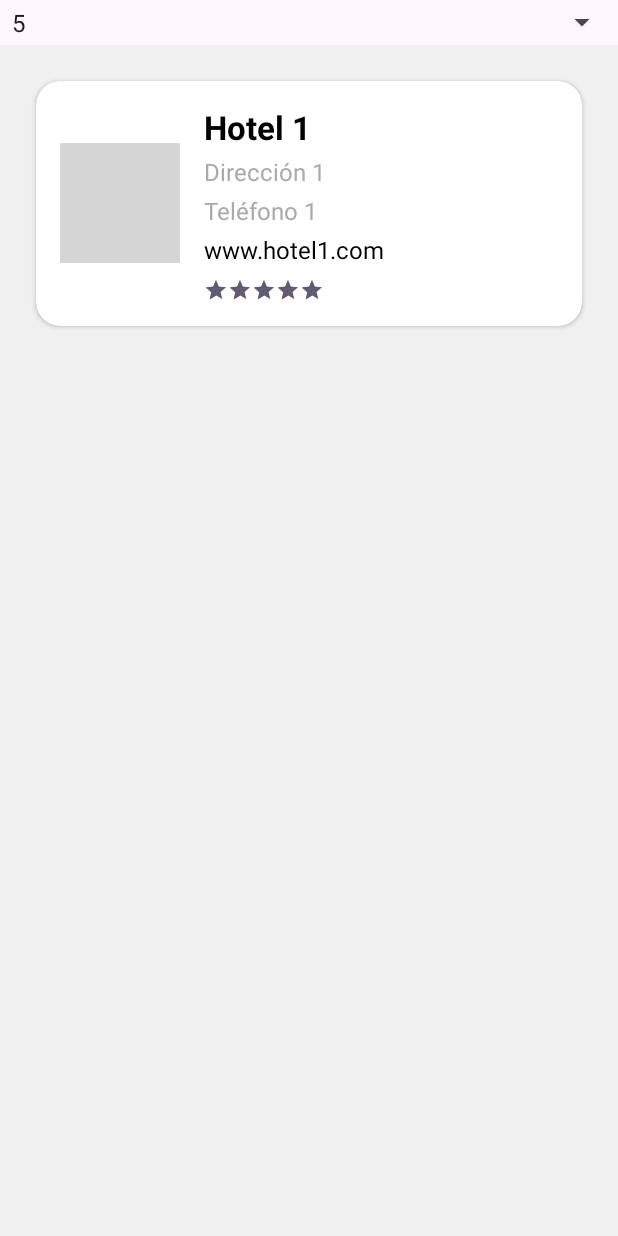
After one commit to enrikku/ProjecteGranCentre, an Android app: the HotelsActivity screen opened directly, with no data from a screen before it, on a phone screen of 412 x 824 dp. The commit adds this screen. Run offline under Robolectric (Android 15) with nearby library versions, the phone set to English and light mode, and no system bars; grey boxes are pictures that could not be loaded.

Commit message:
Apartado de hoteles hecho con spinner y Recycler views

```diff
--- a/app/src/main/AndroidManifest.xml
+++ b/app/src/main/AndroidManifest.xml
@@ -13,6 +13,9 @@
         android:theme="@style/Theme.Grancentre"
         tools:targetApi="31">
         <activity
+            android:name=".HotelsActivity"
+            android:exported="false" />
+        <activity
             android:name=".edifici"
             android:exported="false" />
         <activity
--- /dev/null
+++ b/app/src/main/java/com/example/gran_centre/Hotel/HotelAdapter.java
@@ -0,0 +1,73 @@
+package com.example.gran_centre.Hotel;
+
+import android.content.Context;
+import android.view.LayoutInflater;
+import android.view.View;
+import android.view.ViewGroup;
+import android.widget.ImageView;
+import android.widget.RatingBar;
+import android.widget.TextView;
+
+import androidx.annotation.NonNull;
+import androidx.recyclerview.widget.RecyclerView;
+
+import com.example.gran_centre.R;
+
+import java.util.ArrayList;
+
+public class HotelAdapter extends RecyclerView.Adapter<HotelAdapter.ViewHolder> {
+    private Context context;
+    private ArrayList<clHotel> hotels;
+
+    // Constructor
+    public HotelAdapter(Context context, ArrayList<clHotel> hotels) {
+        this.context = context;
+        this.hotels = hotels;
+    }
+
+    @NonNull
+    @Override
+    public ViewHolder onCreateViewHolder(@NonNull ViewGroup parent, int viewType) {
+        View view = LayoutInflater.from(context).inflate(R.layout.hotel_card_view, parent, false);
+        return new ViewHolder(view);
+    }
+
+    @Override
+    public void onBindViewHolder(@NonNull ViewHolder holder, int position) {
+        clHotel hotel = hotels.get(position);
+
+        // Set data to views
+        holder.textViewCompanyName.setText(hotel.getNom());
+        holder.textViewCompanyAddress.setText(hotel.getDirecc());
+        holder.textViewCompanyPhone.setText(hotel.getTel());
+        holder.textViewCompanyWeb.setText(hotel.getWww());
+        holder.ratingBarCompany.setRating(Float.parseFloat(hotel.getVal()));
+    }
+
+    @Override
+    public int getItemCount() {
+        return hotels.size();
+    }
+
+    // View holder class for initializing views such as TextView and ImageView
+    public static class ViewHolder extends RecyclerView.ViewHolder {
+        private TextView textViewCompanyName;
+        private TextView textViewCompanyAddress;
+        private TextView textViewCompanyPhone;
+        private TextView textViewCompanyWeb;
+        private ImageView imageViewCompany;
+        private RatingBar ratingBarCompany;
+
+        public ViewHolder(@NonNull View itemView) {
+            super(itemView);
+
+            // Initialize views
+            textViewCompanyName = itemView.findViewById(R.id.textViewCompanyName);
+            textViewCompanyAddress = itemView.findViewById(R.id.textViewCompanyAddress);
+            textViewCompanyPhone = itemView.findViewById(R.id.textViewCompanyPhone);
+            textViewCompanyWeb = itemView.findViewById(R.id.textViewCompanyWeb);
+            imageViewCompany = itemView.findViewById(R.id.imageViewCompany);
+            ratingBarCompany = itemView.findViewById(R.id.ratingBarCompany);
+        }
+    }
+}
--- /dev/null
+++ b/app/src/main/java/com/example/gran_centre/Hotel/clHotel.java
@@ -0,0 +1,37 @@
+package com.example.gran_centre.Hotel;
+
+public class clHotel {
+    private String nom;
+    private  String direcc;
+    private  String tel;
+    private String www;
+    private String val;
+    public clHotel(String nombre, String direccion, String telefono, String web, String valoracio){
+        this.nom = nombre;
+        this.direcc = direccion;
+        this.tel = telefono;
+        this.www = web;
+        this.val = valoracio;
+    }
+
+    public String getNom(){
+        return this.nom;
+    }
+
+    public String getDirecc(){
+        return this.direcc;
+    }
+    public String getTel(){
+        return this.tel;
+    }
+
+    public String getWww(){
+        return this.www;
+    }
+
+    public String getVal(){
+        return this.val;
+    }
+
+
+}
--- /dev/null
+++ b/app/src/main/java/com/example/gran_centre/HotelsActivity.java
@@ -0,0 +1,101 @@
+package com.example.gran_centre;
+
+import androidx.appcompat.app.AppCompatActivity;
+import androidx.recyclerview.widget.LinearLayoutManager;
+import androidx.recyclerview.widget.RecyclerView;
+
+import android.os.Bundle;
+import android.view.View;
+import android.widget.AdapterView;
+import android.widget.ArrayAdapter;
+import android.widget.Spinner;
+import android.widget.Toast;
+
+import com.example.gran_centre.Hotel.HotelAdapter;
+import com.example.gran_centre.Hotel.clHotel;
+
+import java.util.ArrayList;
+import java.util.Iterator;
+
+public class HotelsActivity extends AppCompatActivity
+{
+    ArrayList<clHotel> listaHoteles = new ArrayList<clHotel>();
+    RecyclerView recyclerView;
+    Spinner spinner;
+    HotelAdapter hotelAdapter;
+
+    @Override
+    protected void onCreate(Bundle savedInstanceState)
+    {
+        super.onCreate(savedInstanceState);
+        setContentView(R.layout.activity_hotel);
+        addHotels();
+        initRecyclerView();
+        initSpinner();
+
+
+
+
+        spinner.setOnItemSelectedListener(new AdapterView.OnItemSelectedListener()
+        {
+            @Override
+            public void onItemSelected(AdapterView<?> parentView, View selectedItemView, int position, long id) {
+                // Filtra los elementos del RecyclerView según el valor seleccionado en el Spinner
+                String estrellaSeleccionada = parentView.getItemAtPosition(position).toString();
+                filtrarPorEstrella(estrellaSeleccionada);
+            }
+
+            @Override
+            public void onNothingSelected(AdapterView<?> parentView) {
+                // Manejar el caso en el que no se ha seleccionado nada (opcional)
+            }
+
+            public void filtrarPorEstrella(String estrellaSeleccionada) {
+
+                ArrayList<clHotel> hotelesFiltrados = new ArrayList<>();
+                listaHoteles.clear();
+                addHotels();
+
+
+
+                for (clHotel hotel : listaHoteles) {
+                    // Filtra los hoteles según el valor seleccionado en el Spinner
+                    if (hotel.getVal().equals(estrellaSeleccionada)) {
+                        hotelesFiltrados.add(hotel);
+                    }
+                }
+
+                // Actualiza la lista de hoteles en el adaptador con los hoteles filtrados
+                listaHoteles.clear();
+                listaHoteles.addAll(hotelesFiltrados);
+                hotelAdapter.notifyDataSetChanged();
+
+            }
+        });
+    }
+
+    public void addHotels()
+    {
+        listaHoteles.add(new clHotel("Hotel 1", "Dirección 1", "Teléfono 1", "www.hotel1.com", "5"));
+        listaHoteles.add(new clHotel("Hotel 2", "Dirección 2", "Teléfono 2", "www.hotel2.com", "4"));
+        listaHoteles.add(new clHotel("Hotel 3", "Dirección 3", "Teléfono 3", "www.hotel3.com", "3"));
+
+    }
+    private void initSpinner(){
+        spinner = findViewById(R.id.spinner);
+        ArrayAdapter<CharSequence> adapter = ArrayAdapter.createFromResource(this, R.array.estrella, android.R.layout.simple_spinner_item);
+        adapter.setDropDownViewResource(android.R.layout.simple_spinner_dropdown_item);
+        spinner.setAdapter(adapter);
+    }
+
+    private void initRecyclerView()
+    {
+
+
+        recyclerView = findViewById(R.id.recyclerView);
+        hotelAdapter = new HotelAdapter(this, listaHoteles);
+        recyclerView.setAdapter(hotelAdapter);
+        LinearLayoutManager layoutManager = new LinearLayoutManager(this);
+        recyclerView.setLayoutManager(layoutManager);
+    }
+}
--- a/app/src/main/java/com/example/gran_centre/MainActivity.java
+++ b/app/src/main/java/com/example/gran_centre/MainActivity.java
@@ -3,7 +3,6 @@ package com.example.gran_centre;
 import androidx.appcompat.app.AppCompatActivity;
 
 import android.content.Intent;
-import android.media.ImageWriter;
 import android.os.Bundle;
 import android.view.View;
 import android.widget.ImageView;
@@ -56,6 +55,8 @@ public class MainActivity extends AppCompatActivity implements View.OnClickListe
         }
         else if (view.getId() == R.id.hotel){
             Toast.makeText(this, "Hotel", Toast.LENGTH_SHORT).show();
+            Intent intent = new Intent(this, HotelsActivity.class);
+            startActivity(intent);
         }
         else if (view.getId() == R.id.llibre){
             Toast.makeText(this, "Llibre", Toast.LENGTH_SHORT).show();
--- /dev/null
+++ b/app/src/main/res/layout/activity_hotel.xml
@@ -0,0 +1,23 @@
+<?xml version="1.0" encoding="utf-8"?>
+
+<LinearLayout
+    xmlns:android="http://schemas.android.com/apk/res/android"
+    android:layout_width="match_parent"
+    android:layout_height="match_parent"
+    android:orientation="vertical">
+
+    <Spinner
+        android:id="@+id/spinner"
+        android:layout_width="match_parent"
+        android:layout_height="30dp" />
+<androidx.recyclerview.widget.RecyclerView
+    xmlns:android="http://schemas.android.com/apk/res/android"
+    xmlns:app="http://schemas.android.com/apk/res-auto"
+    android:id="@+id/recyclerView"
+    android:layout_width="match_parent"
+    android:layout_height="match_parent"
+    android:padding="8dp"
+    android:clipToPadding="false"
+    android:background="#F0F0F0"
+    android:scrollbars="vertical"/>
+</LinearLayout>
--- /dev/null
+++ b/app/src/main/res/layout/hotel_card_view.xml
@@ -0,0 +1,78 @@
+<?xml version="1.0" encoding="utf-8"?>
+<androidx.cardview.widget.CardView
+    xmlns:android="http://schemas.android.com/apk/res/android"
+    xmlns:app="http://schemas.android.com/apk/res-auto"
+    android:layout_width="match_parent"
+    android:layout_height="wrap_content"
+    android:layout_margin="16dp"
+    app:cardCornerRadius="16dp">
+
+    <RelativeLayout
+        android:layout_width="match_parent"
+        android:layout_height="wrap_content"
+        android:padding="16dp">
+
+        <ImageView
+            android:id="@+id/imageViewCompany"
+            android:layout_width="80dp"
+            android:layout_height="80dp"
+            android:scaleType="centerCrop"
+            android:contentDescription="Logo de la Empresa"
+            android:layout_centerVertical="true"
+            android:layout_alignParentStart="true"
+            android:layout_marginEnd="16dp"
+            app:srcCompat="@drawable/ic_bussines_foreground" />
+
+        <LinearLayout
+            android:layout_width="wrap_content"
+            android:layout_height="wrap_content"
+            android:layout_toEndOf="@id/imageViewCompany"
+            android:orientation="vertical">
+
+            <TextView
+                android:id="@+id/textViewCompanyName"
+                android:layout_width="wrap_content"
+                android:layout_height="wrap_content"
+                android:text="Nombre de la Empresa"
+                android:textSize="22sp"
+                android:textStyle="bold"
+                android:textColor="@color/black"/>
+
+            <TextView
+                android:id="@+id/textViewCompanyAddress"
+                android:layout_width="wrap_content"
+                android:layout_height="wrap_content"
+                android:text="Dirección de la Empresa"
+                android:textSize="16sp"
+                android:textColor="@android:color/darker_gray"
+                android:layout_marginTop="4dp"/>
+
+            <TextView
+                android:id="@+id/textViewCompanyPhone"
+                android:layout_width="wrap_content"
+                android:layout_height="wrap_content"
+                android:text="Teléfono de la Empresa"
+                android:textSize="16sp"
+                android:textColor="@android:color/darker_gray"
+                android:layout_marginTop="4dp"/>
+
+            <TextView
+                android:id="@+id/textViewCompanyWeb"
+                android:layout_width="wrap_content"
+                android:layout_height="wrap_content"
+                android:text="Sitio Web de la Empresa"
+                android:textSize="16sp"
+                android:textColor="@color/black"
+                android:layout_marginTop="4dp"/>
+
+            <RatingBar
+                android:id="@+id/ratingBarCompany"
+                android:layout_width="wrap_content"
+                android:layout_height="wrap_content"
+                android:numStars="5"
+                android:rating="4"
+                style="?android:attr/ratingBarStyleSmall"
+                android:layout_marginTop="8dp" />
+        </LinearLayout>
+    </RelativeLayout>
+</androidx.cardview.widget.CardView>
--- a/app/src/main/res/values/strings.xml
+++ b/app/src/main/res/values/strings.xml
@@ -1,4 +1,13 @@
 <resources>
     <string name="app_name">Gran-centre</string>
     <string name="title">Granollers Guide</string>
+    <string name="course_rating">0</string>
+    <string name="course_name">Test</string>
+    <string-array name="estrella">
+        <item>5</item>
+        <item>2</item>
+        <item>3</item>
+        <item>4</item>
+        <item>5</item>
+    </string-array>
 </resources>
```
